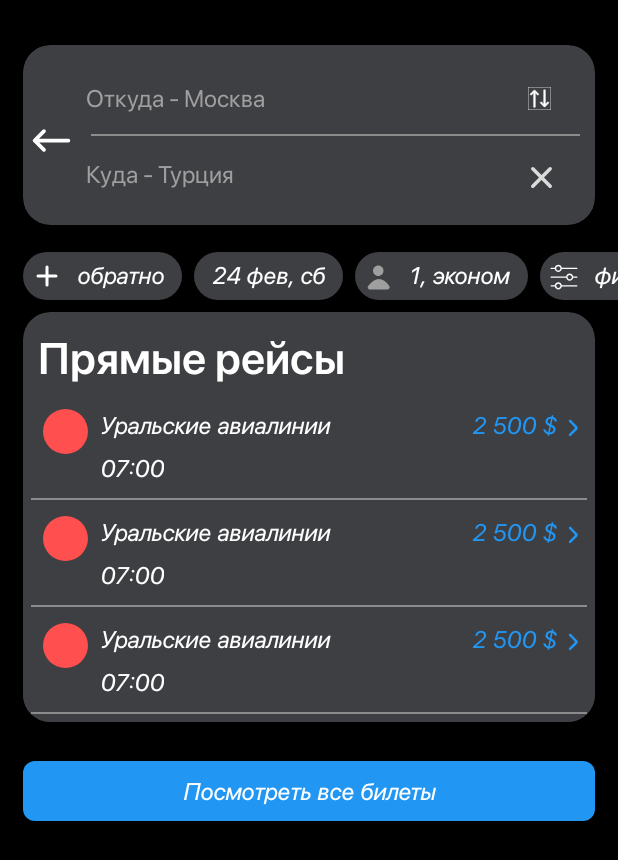
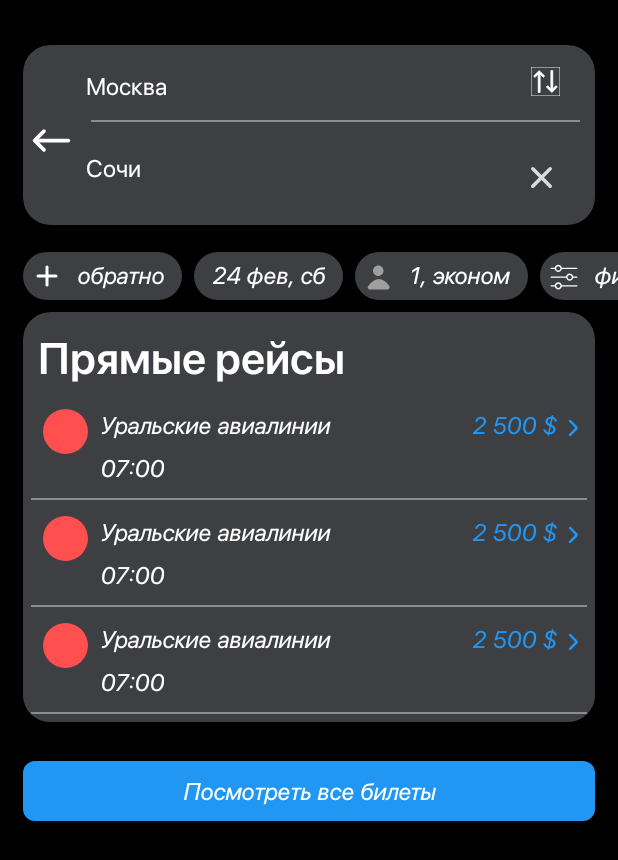
Before and after one commit to xdrenn/EffectiveMobileTest, an Android app: the layout fragment_selected_city.xml on its own in the app's theme, with its tools: preview values and no code run, on a phone screen of 412 x 824 dp. Shown: the top 860 px of the screen. Run offline under Robolectric (Android 15) with nearby library versions, the phone set to English and light mode, and no system bars.

Commit message:
Minor changes

```diff
--- a/app/src/main/java/com/example/effectivemobiletest/utils/Constants.kt
+++ b/app/src/main/java/com/example/effectivemobiletest/utils/Constants.kt
@@ -3,5 +3,5 @@ package com.example.effectivemobiletest.utils
 object Constants {
     const val BASE_URL: String = "https://run.mocky.io/v3/"
     const val OFFERS_API: String = "ad9a46ba-276c-4a81-88a6-c068e51cce3a"
-    val EDIT_TEXT_KEY = "edit_text_key"
+    const val TICKETS_OFFERS_API: String = "38b5205d-1a3d-4c2f-9d77-2f9d1ef01a4a"
 }
--- a/app/src/main/res/layout/fragment_home.xml
+++ b/app/src/main/res/layout/fragment_home.xml
@@ -52,7 +52,7 @@
                 android:layout_height="match_parent">
 
                 <ImageView
-                    android:id="@+id/imageView"
+                    android:id="@+id/back_btn"
                     android:layout_width="wrap_content"
                     android:layout_height="wrap_content"
                     android:layout_marginStart="5dp"
@@ -78,7 +78,7 @@
                     android:textColorHint="@color/bright_gray"
                     app:layout_constraintEnd_toEndOf="parent"
                     app:layout_constraintHorizontal_bias="0.0"
-                    app:layout_constraintStart_toEndOf="@+id/imageView"
+                    app:layout_constraintStart_toEndOf="@+id/back_btn"
                     app:layout_constraintTop_toTopOf="parent" />
 
                 <com.google.android.material.divider.MaterialDivider
@@ -106,7 +106,7 @@
                     app:layout_constraintBottom_toBottomOf="parent"
                     app:layout_constraintEnd_toEndOf="parent"
                     app:layout_constraintHorizontal_bias="0.0"
-                    app:layout_constraintStart_toEndOf="@+id/imageView" />
+                    app:layout_constraintStart_toEndOf="@+id/back_btn" />
 
 
             </androidx.constraintlayout.widget.ConstraintLayout>
--- a/app/src/main/res/layout/fragment_search.xml
+++ b/app/src/main/res/layout/fragment_search.xml
@@ -209,7 +209,7 @@
                     app:layout_constraintVertical_bias="0.197" />
 
                 <ImageView
-                    android:id="@+id/imageView"
+                    android:id="@+id/back_btn"
                     android:layout_width="wrap_content"
                     android:layout_height="wrap_content"
                     android:layout_marginStart="4dp"
@@ -231,7 +231,7 @@
                     android:text="@string/minsk"
                     app:layout_constraintEnd_toEndOf="parent"
                     app:layout_constraintHorizontal_bias="0.0"
-                    app:layout_constraintStart_toEndOf="@+id/imageView"
+                    app:layout_constraintStart_toEndOf="@+id/back_btn"
                     app:layout_constraintTop_toTopOf="parent" />
 
                 <com.google.android.material.divider.MaterialDivider
@@ -263,7 +263,7 @@
                     app:layout_constraintBottom_toBottomOf="parent"
                     app:layout_constraintEnd_toEndOf="parent"
                     app:layout_constraintHorizontal_bias="0.0"
-                    app:layout_constraintStart_toEndOf="@+id/imageView" />
+                    app:layout_constraintStart_toEndOf="@+id/back_btn" />
 
                 <ImageView
                     android:id="@+id/delete_search"
--- a/app/src/main/res/layout/fragment_selected_city.xml
+++ b/app/src/main/res/layout/fragment_selected_city.xml
@@ -27,7 +27,7 @@
             android:layout_height="match_parent">
 
             <ImageView
-                android:id="@+id/imageView"
+                android:id="@+id/back_btn"
                 android:layout_width="30dp"
                 android:layout_height="30dp"
                 android:layout_marginStart="4dp"
@@ -38,23 +38,18 @@
                 app:layout_constraintTop_toTopOf="parent"
                 app:layout_constraintVertical_bias="0.544" />
 
-            <EditText
+            <TextView
                 android:id="@+id/city_from"
                 style="@style/RegularText"
-                android:layout_width="0dp"
-                android:layout_height="49dp"
+                android:layout_width="328dp"
+                android:layout_height="34dp"
                 android:layout_marginStart="8dp"
-                android:layout_marginTop="10dp"
+                android:layout_marginTop="16dp"
                 android:layout_marginEnd="5dp"
-                android:background="@null"
-                android:hint="@string/search_from_hint"
-                android:inputType="text|textCapWords"
-                android:maxLines="1"
-                android:textAppearance="@style/RegularText"
-                android:textColorHint="@color/bright_gray"
+                android:text="@string/moscow"
                 app:layout_constraintEnd_toEndOf="parent"
                 app:layout_constraintHorizontal_bias="0.0"
-                app:layout_constraintStart_toEndOf="@+id/imageView"
+                app:layout_constraintStart_toEndOf="@+id/back_btn"
                 app:layout_constraintTop_toTopOf="parent" />
 
             <com.google.android.material.divider.MaterialDivider
@@ -68,30 +63,25 @@
                 app:layout_constraintStart_toStartOf="parent"
                 app:layout_constraintTop_toBottomOf="@+id/city_from" />
 
-            <EditText
+            <TextView
                 android:id="@+id/city_to"
                 style="@style/RegularText"
-                android:layout_width="0dp"
-                android:layout_height="49dp"
+                android:layout_width="325dp"
+                android:layout_height="33dp"
                 android:layout_marginStart="8dp"
                 android:layout_marginEnd="5dp"
-                android:layout_marginBottom="10dp"
-                android:background="@null"
-                android:hint="@string/search_to_hint"
-                android:inputType="text|textCapWords"
-                android:maxLines="1"
-                android:textAppearance="@style/RegularText"
-                android:textColorHint="@color/bright_gray"
+                android:layout_marginBottom="16dp"
+                android:text="@string/sochi"
                 app:layout_constraintBottom_toBottomOf="parent"
                 app:layout_constraintEnd_toEndOf="parent"
                 app:layout_constraintHorizontal_bias="0.0"
-                app:layout_constraintStart_toEndOf="@+id/imageView" />
+                app:layout_constraintStart_toEndOf="@+id/back_btn" />
 
             <ImageView
                 android:id="@+id/change_cities"
-                android:layout_width="15dp"
-                android:layout_height="15dp"
-                android:layout_marginEnd="24dp"
+                android:layout_width="19dp"
+                android:layout_height="19dp"
+                android:layout_marginEnd="12dp"
                 android:layout_marginBottom="16dp"
                 android:contentDescription="@string/delete_icon"
                 android:src="@drawable/arrows"
@@ -195,6 +185,7 @@
                 app:layout_constraintTop_toTopOf="parent" />
 
             <androidx.recyclerview.widget.RecyclerView
+                android:id="@+id/tickets_offers_rv"
                 android:layout_width="match_parent"
                 android:layout_height="wrap_content"
                 app:layout_constraintEnd_toEndOf="parent"
--- a/app/src/main/res/values/colors.xml
+++ b/app/src/main/res/values/colors.xml
@@ -13,4 +13,5 @@
     <color name="dark_gray">#2F3035</color>
     <color name="light_gray">#3E3F43</color>
     <color name="bright_gray">#9F9F9F</color>
+    <color name="red">#F3214B</color>
 </resources>
--- a/app/src/main/res/values/strings.xml
+++ b/app/src/main/res/values/strings.xml
@@ -53,5 +53,6 @@
     <string name="slash">/</string>
     <string name="no_transfers">Без пересадок</string>
     <string name="comfortable">Самый удобный</string>
+    <string name="moscow">Москва</string>
 
 </resources>
```
Also changed, not shown: app/src/main/java/com/example/effectivemobiletest/presentation/ui/MainActivity.kt (+11 -0 lines), app/src/main/java/com/example/effectivemobiletest/presentation/ui/home/HomeFragment.kt (+6 -3 lines), app/src/main/java/com/example/effectivemobiletest/presentation/ui/search/SearchFragment.kt (+21 -5 lines), app/src/main/java/com/example/effectivemobiletest/presentation/ui/selected/SelectedCityFragment.kt (+100 -39 lines), app/src/main/java/com/example/effectivemobiletest/presentation/ui/selected/SelectedCityViewModel.kt (added, +57 -0 lines), app/src/main/java/com/example/effectivemobiletest/utils/CyrillicFilter.kt (added, +16 -0 lines), app/src/main/res/navigation/mobile_navigation.xml (+19 -1 lines).
